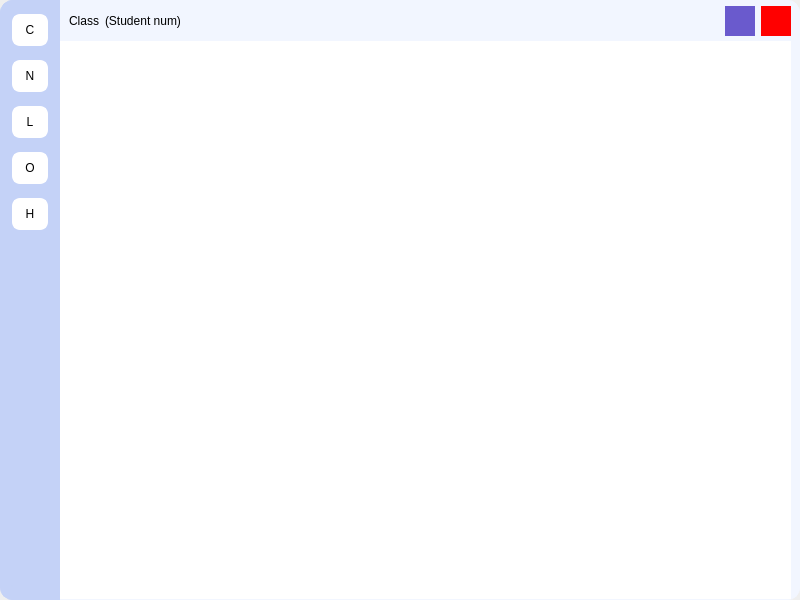
First picture: the form in component/mainwindow/mainwindow.ui, repository NagatoRailgun/zhuangding, before the edit.
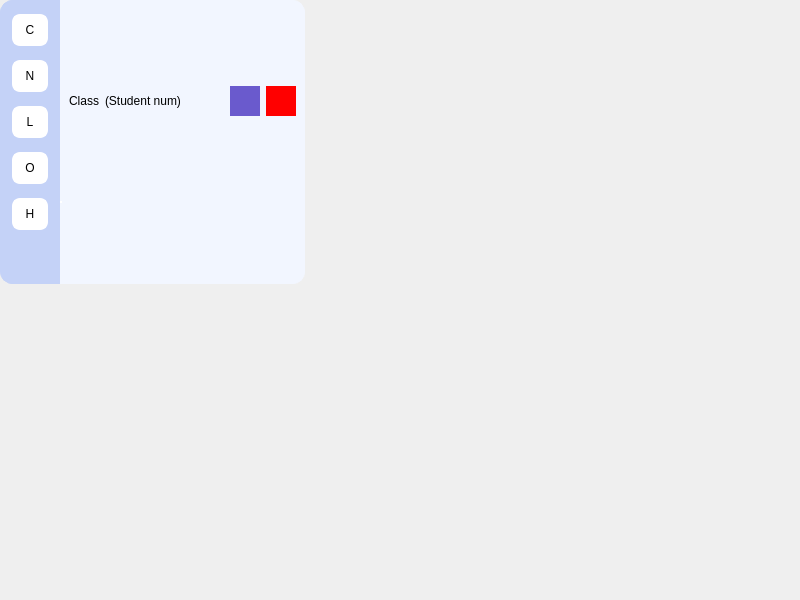
Second picture: the form after the edit. Custom widgets are drawn as their Qt base class.

Patch:
```diff
--- a/component/mainwindow/mainwindow.ui
+++ b/component/mainwindow/mainwindow.ui
@@ -18,6 +18,9 @@
     <property name="spacing">
      <number>0</number>
     </property>
+    <property name="sizeConstraint">
+     <enum>QLayout::SetFixedSize</enum>
+    </property>
     <property name="leftMargin">
      <number>0</number>
     </property>
@@ -56,9 +59,15 @@
 background:#C4D2F7;</string>
       </property>
       <layout class="QVBoxLayout" name="verticalLayout_5">
+       <property name="sizeConstraint">
+        <enum>QLayout::SetMinimumSize</enum>
+       </property>
        <item>
         <widget class="QWidget" name="widget_10" native="true">
          <layout class="QVBoxLayout" name="verticalLayout">
+          <property name="sizeConstraint">
+           <enum>QLayout::SetMinimumSize</enum>
+          </property>
           <property name="leftMargin">
            <number>1</number>
           </property>
@@ -321,6 +330,9 @@
             </property>
            </widget>
           </item>
+         </layout>
+        </widget>
+       </item>
           <item>
            <spacer name="verticalSpacer">
             <property name="orientation">
@@ -329,13 +341,10 @@
             <property name="sizeHint" stdset="0">
              <size>
               <width>20</width>
-              <height>395</height>
+           <height>40</height>
              </size>
             </property>
            </spacer>
-          </item>
-         </layout>
-        </widget>
        </item>
       </layout>
      </widget>
@@ -357,6 +366,9 @@
        <property name="spacing">
         <number>0</number>
        </property>
+       <property name="sizeConstraint">
+        <enum>QLayout::SetMinimumSize</enum>
+       </property>
        <property name="leftMargin">
         <number>0</number>
        </property>
@@ -388,6 +400,9 @@
           <property name="spacing">
            <number>0</number>
           </property>
+          <property name="sizeConstraint">
+           <enum>QLayout::SetMinimumSize</enum>
+          </property>
           <property name="leftMargin">
            <number>0</number>
           </property>
@@ -407,6 +422,9 @@
 border:0;</string>
             </property>
             <layout class="QHBoxLayout" name="horizontalLayout_5">
+             <property name="sizeConstraint">
+              <enum>QLayout::SetFixedSize</enum>
+             </property>
              <item>
               <widget class="QLabel" name="label">
                <property name="styleSheet">
@@ -430,6 +448,9 @@
                </property>
               </widget>
              </item>
+            </layout>
+           </widget>
+          </item>
              <item>
               <spacer name="horizontalSpacer_2">
                <property name="orientation">
@@ -443,24 +464,24 @@
                </property>
               </spacer>
              </item>
-            </layout>
-           </widget>
-          </item>
           <item>
            <widget class="QWidget" name="widget_9" native="true">
             <property name="minimumSize">
              <size>
-              <width>200</width>
+              <width>0</width>
               <height>0</height>
              </size>
             </property>
             <property name="maximumSize">
              <size>
-              <width>200</width>
+              <width>16777215</width>
               <height>16777215</height>
              </size>
             </property>
             <layout class="QHBoxLayout" name="horizontalLayout_4">
+             <property name="sizeConstraint">
+              <enum>QLayout::SetFixedSize</enum>
+             </property>
              <property name="leftMargin">
               <number>0</number>
              </property>
@@ -473,19 +494,6 @@
              <property name="bottomMargin">
               <number>4</number>
              </property>
-             <item>
-              <spacer name="horizontalSpacer">
-               <property name="orientation">
-                <enum>Qt::Horizontal</enum>
-               </property>
-               <property name="sizeHint" stdset="0">
-                <size>
-                 <width>125</width>
-                 <height>20</height>
-                </size>
-               </property>
-              </spacer>
-             </item>
              <item>
               <widget class="QPushButton" name="pushButton_4">
                <property name="minimumSize">
@@ -571,6 +579,9 @@
           <property name="spacing">
            <number>0</number>
           </property>
+          <property name="sizeConstraint">
+           <enum>QLayout::SetFixedSize</enum>
+          </property>
           <property name="leftMargin">
            <number>0</number>
           </property>
@@ -591,6 +602,9 @@
 background:#ffffff;</string>
             </property>
             <layout class="QVBoxLayout" name="verticalLayout_3">
+             <property name="sizeConstraint">
+              <enum>QLayout::SetFixedSize</enum>
+             </property>
              <property name="leftMargin">
               <number>1</number>
              </property>
```
Lines whose indentation alone changed are shown as unchanged.
